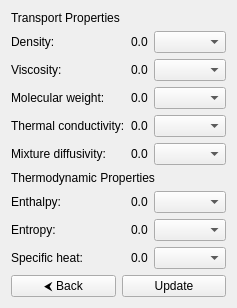
This is GUI/Ubuntu/src/gui/ui/output/properties_page.ui in srebughini/ASALI as Qt 5 draws it before an edit. The edited form follows.
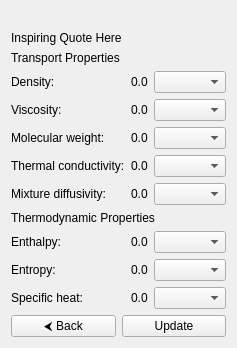
This is the edited form. Icons and pictures are not drawn.

Diff of the .ui file:
```diff
--- a/GUI/Ubuntu/src/gui/ui/output/properties_page.ui
+++ b/GUI/Ubuntu/src/gui/ui/output/properties_page.ui
@@ -2,6 +2,22 @@
 <ui version="4.0">
     <class>PropertiesOutputPage</class>
     <widget class="QWidget" name="PropertiesOutputPage">
+        <layout class="QVBoxLayout" name="beerLogoLayout">
+            <item>
+                <widget class="QLabel" name="logoLabel">
+                    <property name="pixmap">
+                        <pixmap>:images/BigLogo.png</pixmap> <!-- Reference to logo -->
+                    </property>
+                </widget>
+            </item>
+            <item>
+                <widget class="QLabel" name="beerQuoteLabel">
+                    <property name="text">
+                        <string>Inspiring Quote Here</string>
+                    </property>
+                </widget>
+            </item>
+            <item>
         <layout class="QGridLayout" name="gridLayout">
             <!-- Row 0 -->
             <item row="0" column="0" colspan="3">
@@ -209,6 +225,8 @@
                                 <string>Update thermodynamic and transport properties</string>
                             </property>
                         </widget>
+                            </item>
+                        </layout>
                     </item>
                 </layout>
             </item>
```
Lines whose indentation alone changed are shown as unchanged.
